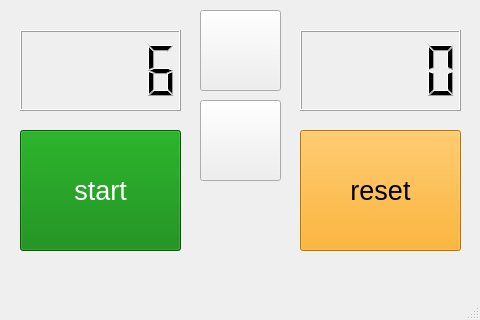
Old version of the form mainwindow.ui in the repository lgruszka/step_motor.
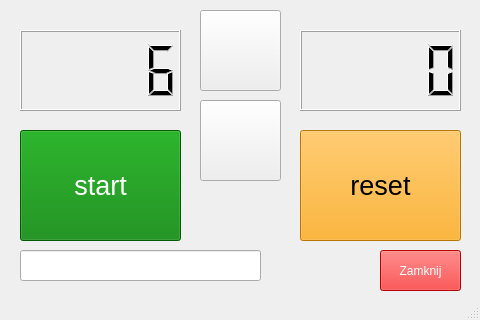
New version of the form.

Commit message: exit Btn

What changed in the file:
```diff
--- a/mainwindow.ui
+++ b/mainwindow.ui
@@ -58,7 +58,7 @@
       <x>300</x>
       <y>130</y>
       <width>161</width>
-      <height>121</height>
+      <height>111</height>
      </rect>
     </property>
     <property name="font">
@@ -108,7 +108,7 @@
       <x>20</x>
       <y>130</y>
       <width>161</width>
-      <height>121</height>
+      <height>111</height>
      </rect>
     </property>
     <property name="font">
@@ -127,6 +127,34 @@
      <bool>true</bool>
     </property>
    </widget>
+   <widget class="QPushButton" name="exitBtn">
+    <property name="geometry">
+     <rect>
+      <x>380</x>
+      <y>250</y>
+      <width>81</width>
+      <height>41</height>
+     </rect>
+    </property>
+    <property name="styleSheet">
+     <string notr="true">background: red;
+color: white;
+</string>
+    </property>
+    <property name="text">
+     <string>Zamknij</string>
+    </property>
+   </widget>
+   <widget class="QLineEdit" name="lineEdit">
+    <property name="geometry">
+     <rect>
+      <x>20</x>
+      <y>250</y>
+      <width>241</width>
+      <height>31</height>
+     </rect>
+    </property>
+   </widget>
   </widget>
   <widget class="QMenuBar" name="menubar">
    <property name="geometry">
```
Left out of the diff: 2 changed lines with no effect on the pictures. The commit also changes 2 other files.
